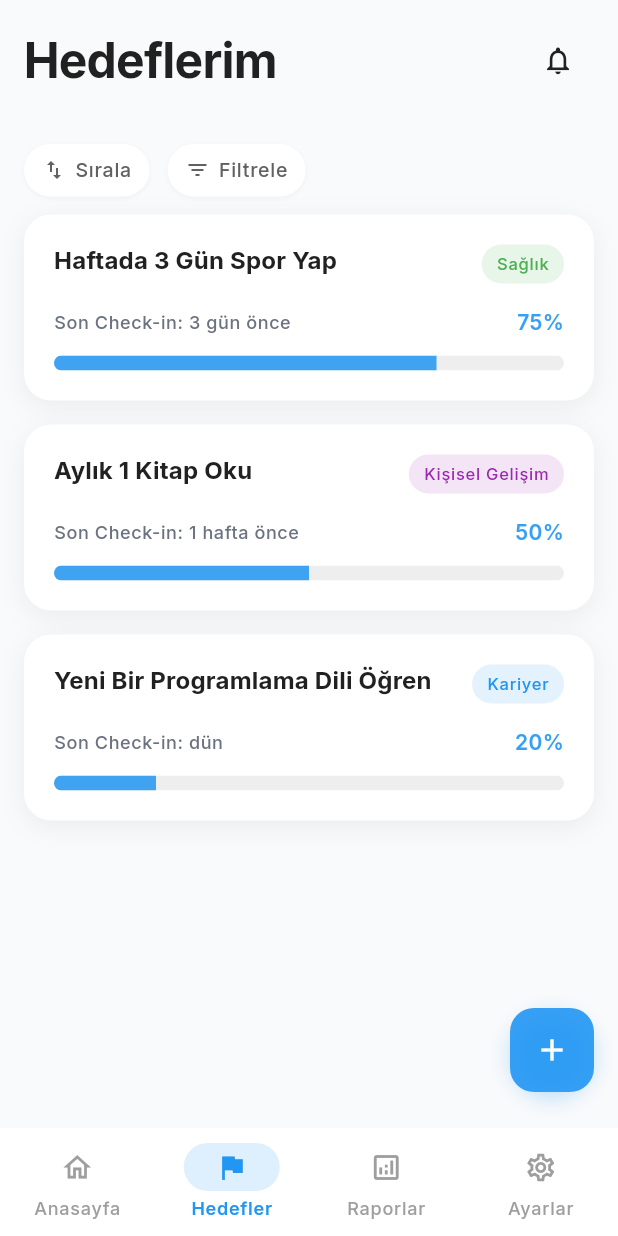
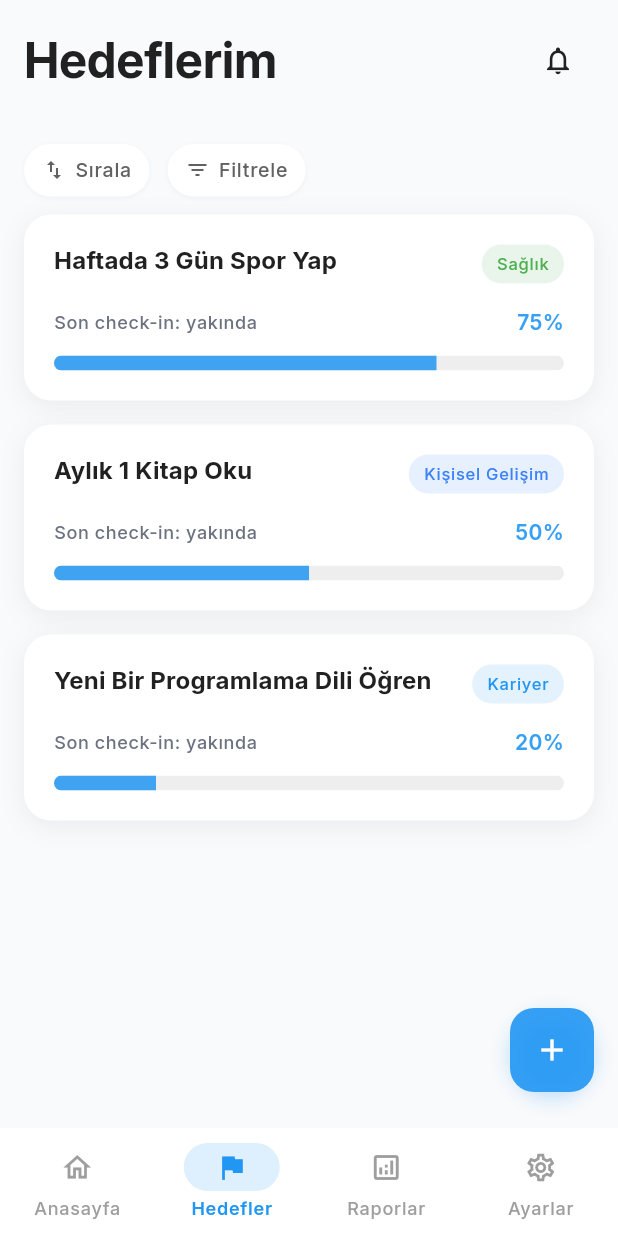
Before and after one commit to mehmetakifkucukkaya/year-flow, a Flutter app: the GoalsPage screen opened by its route, on a phone screen of 412 x 824 dp. Run offline on Flutter 3.47's test engine with Material 3 defaults, Android fonts, the phone set to English and light mode, and no system bars; our stand-ins replace flutter_riverpod, go_router, google_fonts.

Commit message:
Wire goals UI to in-memory GoalRepository instead of hard-coded mock data

```diff
--- a/lib/features/goals/presentation/goals_page.dart
+++ b/lib/features/goals/presentation/goals_page.dart
@@ -2,10 +2,13 @@ import 'package:flutter/material.dart';
 import 'package:flutter_riverpod/flutter_riverpod.dart';
 import 'package:go_router/go_router.dart';
 
+import '../../../core/constants/app_constants.dart';
 import '../../../core/router/app_routes.dart';
 import '../../../core/theme/app_colors.dart';
 import '../../../core/theme/app_spacing.dart';
 import '../../../core/theme/app_text_styles.dart';
+import '../../../shared/models/goal.dart';
+import '../../../shared/providers/goal_providers.dart';
 
 class GoalsPage extends ConsumerWidget {
   const GoalsPage({super.key});
@@ -15,13 +18,26 @@ class GoalsPage extends ConsumerWidget {
 
   @override
   Widget build(BuildContext context, WidgetRef ref) {
-    final goals = _mockGoals;
+    final goalsAsync = ref.watch(goalsStreamProvider);
 
     return Container(
       color: _premiumBackground,
       child: Stack(
         children: [
-          CustomScrollView(
+          goalsAsync.when(
+            loading: () => const Center(
+              child: CircularProgressIndicator(),
+            ),
+            error: (error, _) => Center(
+              child: Text(
+                'Hedefler yüklenirken bir hata oluştu.',
+                style: AppTextStyles.bodyMedium.copyWith(
+                  color: AppColors.error,
+                ),
+              ),
+            ),
+            data: (goals) {
+              return CustomScrollView(
                 slivers: [
                   // SafeArea for status bar
                   SliverSafeArea(
@@ -73,6 +89,8 @@ class GoalsPage extends ConsumerWidget {
                     child: SizedBox(height: 100),
                   ),
                 ],
+              );
+            },
           ),
           // Floating Action Button - Premium styling
           Positioned(
@@ -94,7 +112,8 @@ class GoalsPage extends ConsumerWidget {
                 onPressed: () {
                   context.push(AppRoutes.goalCreate);
                 },
-                backgroundColor: AppColors.primary.withOpacity(0.9), // Softer pastel blue
+                backgroundColor: AppColors.primary
+                    .withOpacity(0.9), // Softer pastel blue
                 elevation: 0,
                 child: const Icon(
                   Icons.add,
@@ -131,7 +150,8 @@ class _TopAppBar extends StatelessWidget {
             ),
           ),
           IconButton(
-            icon: const Icon(Icons.notifications_none), // More minimal icon
+            icon:
+                const Icon(Icons.notifications_none), // More minimal icon
             onPressed: () {
               // TODO: Navigate to notifications
             },
@@ -234,65 +254,24 @@ class _ActionButton extends StatelessWidget {
   }
 }
 
-/// Goal Card Model
-class _GoalData {
-  const _GoalData({
-    required this.title,
-    required this.category,
-    required this.progress,
-    required this.lastCheckIn,
-    required this.categoryColor,
-    required this.categoryBackgroundColor,
-  });
-
-  final String title;
-  final String category;
-  final double progress;
-  final String lastCheckIn;
-  final Color categoryColor;
-  final Color categoryBackgroundColor;
-}
-
-/// Mock goals data
-final _mockGoals = [
-  const _GoalData(
-    title: 'Haftada 3 Gün Spor Yap',
-    category: 'Sağlık',
-    progress: 75,
-    lastCheckIn: '3 gün önce',
-    categoryColor: Color(0xFF4CAF50), // Green
-    categoryBackgroundColor: Color(0xFFE8F5E9), // Light green
-  ),
-  const _GoalData(
-    title: 'Aylık 1 Kitap Oku',
-    category: 'Kişisel Gelişim',
-    progress: 50,
-    lastCheckIn: '1 hafta önce',
-    categoryColor: Color(0xFF9C27B0), // Purple
-    categoryBackgroundColor: Color(0xFFF3E5F5), // Light purple
-  ),
-  const _GoalData(
-    title: 'Yeni Bir Programlama Dili Öğren',
-    category: 'Kariyer',
-    progress: 20,
-    lastCheckIn: 'dün',
-    categoryColor: Color(0xFF2196F3), // Blue
-    categoryBackgroundColor: Color(0xFFE3F2FD), // Light blue
-  ),
-];
-
 /// Goal Card Widget - Premium styling
 class _GoalCard extends StatelessWidget {
   const _GoalCard({required this.goal});
 
-  final _GoalData goal;
+  final Goal goal;
 
   @override
   Widget build(BuildContext context) {
+    final baseColor = _categoryColor(goal.category);
+    final backgroundColor = baseColor.withOpacity(0.12);
+    const lastCheckInLabel =
+        'Son check-in: yakında'; // TODO: derive from check-ins
+
     return Container(
       decoration: BoxDecoration(
         color: Colors.white,
-        borderRadius: BorderRadius.circular(18), // Softer corner radius (18px)
+        borderRadius:
+            BorderRadius.circular(18), // Softer corner radius (18px)
         boxShadow: [
           BoxShadow(
             color: Colors.black.withOpacity(0.06),
@@ -306,7 +285,7 @@ class _GoalCard extends StatelessWidget {
         color: Colors.transparent,
         child: InkWell(
           onTap: () {
-            context.push(AppRoutes.goalDetailPath('1'));
+            context.push(AppRoutes.goalDetailPath(goal.id));
           },
           borderRadius: BorderRadius.circular(18),
           child: Padding(
@@ -334,13 +313,14 @@ class _GoalCard extends StatelessWidget {
                         vertical: 5,
                       ),
                       decoration: BoxDecoration(
-                        color: goal.categoryBackgroundColor,
-                        borderRadius: BorderRadius.circular(16), // Softer pill shape
+                        color: backgroundColor,
+                        borderRadius:
+                            BorderRadius.circular(16), // Softer pill shape
                       ),
                       child: Text(
-                        goal.category,
+                        goal.category.label,
                         style: AppTextStyles.labelSmall.copyWith(
-                          color: goal.categoryColor,
+                          color: baseColor,
                           fontWeight: FontWeight.w500,
                           fontSize: 11, // Smaller font
                         ),
@@ -354,7 +334,7 @@ class _GoalCard extends StatelessWidget {
                   crossAxisAlignment: CrossAxisAlignment.center,
                   children: [
                     Text(
-                      'Son Check-in: ${goal.lastCheckIn}',
+                      lastCheckInLabel,
                       style: AppTextStyles.bodySmall.copyWith(
                         color: const Color(0xFF6B7280), // Softer gray
                         fontWeight: FontWeight.w500, // Medium weight
@@ -364,7 +344,8 @@ class _GoalCard extends StatelessWidget {
                     Text(
                       '${goal.progress.toInt()}%',
                       style: AppTextStyles.bodyMedium.copyWith(
-                        color: AppColors.primary.withOpacity(0.9), // Softer blue
+                        color: AppColors.primary
+                            .withOpacity(0.9), // Softer blue
                         fontWeight: FontWeight.w600,
                       ),
                     ),
@@ -379,7 +360,8 @@ class _GoalCard extends StatelessWidget {
                     minHeight: 10,
                     backgroundColor: AppColors.gray200,
                     valueColor: AlwaysStoppedAnimation<Color>(
-                      AppColors.primary.withOpacity(0.85), // Softer modern blue
+                      AppColors.primary
+                          .withOpacity(0.85), // Softer modern blue
                     ),
                   ),
                 ),
@@ -392,6 +374,25 @@ class _GoalCard extends StatelessWidget {
   }
 }
 
+Color _categoryColor(GoalCategory category) {
+  switch (category) {
+    case GoalCategory.health:
+      return const Color(0xFF4CAF50);
+    case GoalCategory.finance:
+      return const Color(0xFF009688);
+    case GoalCategory.career:
+      return const Color(0xFF2196F3);
+    case GoalCategory.relationship:
+      return const Color(0xFFE91E63);
+    case GoalCategory.learning:
+      return const Color(0xFF9C27B0);
+    case GoalCategory.habit:
+      return const Color(0xFFFF9800);
+    case GoalCategory.personalGrowth:
+      return const Color(0xFF3B82F6);
+  }
+}
+
 /// Empty State
 class _EmptyState extends StatelessWidget {
   @override
@@ -401,7 +402,7 @@ class _EmptyState extends StatelessWidget {
       child: Column(
         mainAxisAlignment: MainAxisAlignment.center,
         children: [
-          Icon(
+          const Icon(
             Icons.add_circle_outline,
             size: 64,
             color: AppColors.gray400,
```
Also changed, not shown: lib/shared/providers/goal_providers.dart (added, +22 -0 lines), lib/shared/services/in_memory_goal_repository.dart (added, +226 -0 lines). Lines whose indentation alone changed are shown as unchanged.
